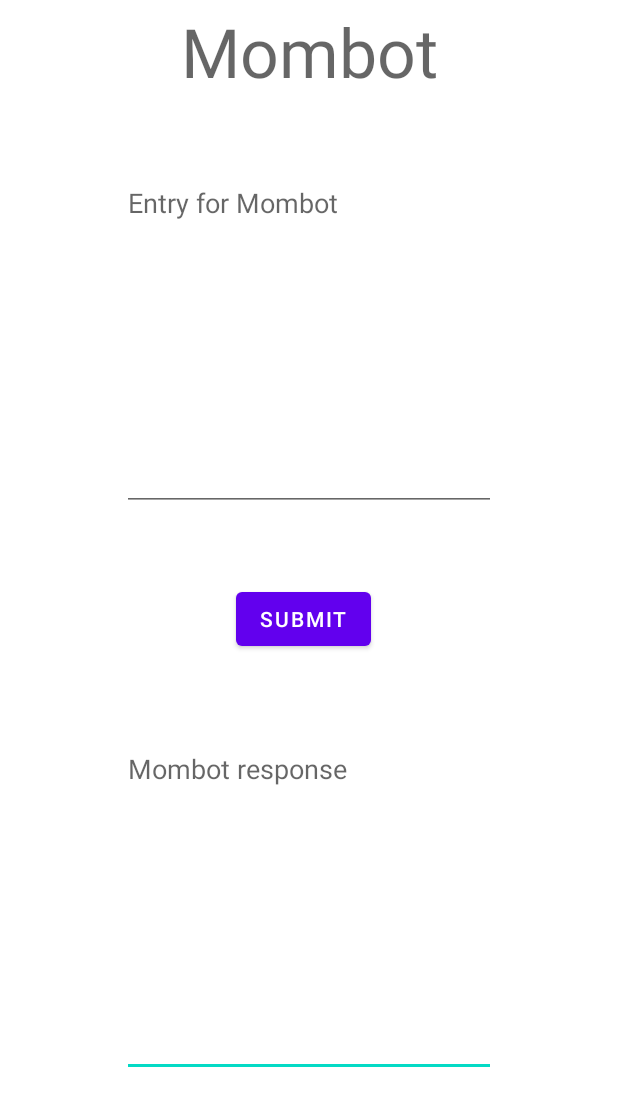
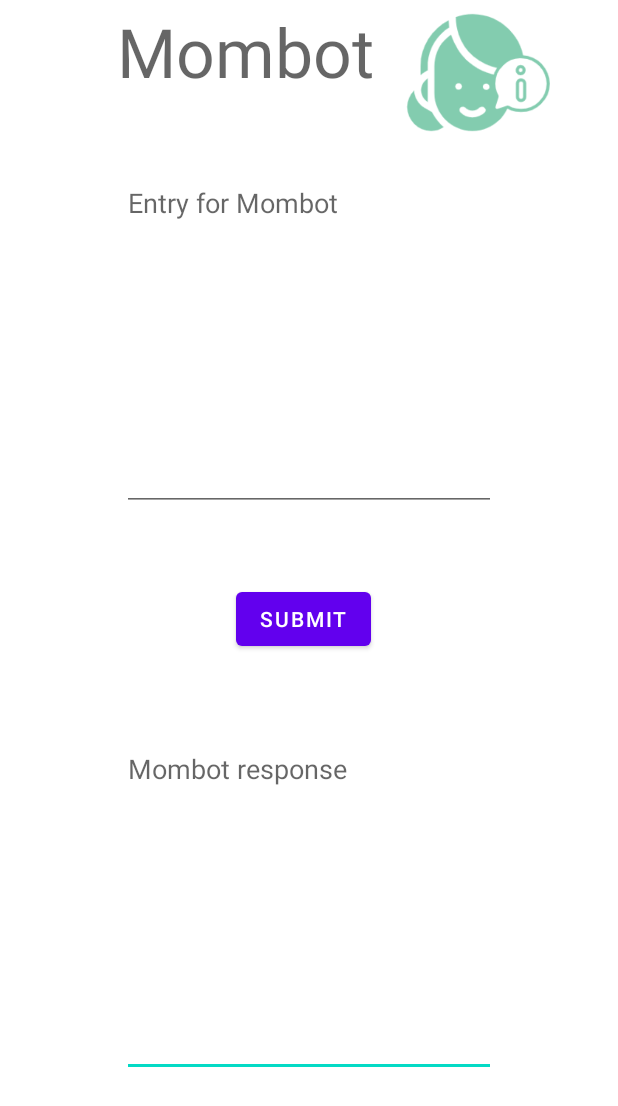
Before and after one commit to redeem4/Care_Corner, an Android app: the MombotActivity screen opened directly, with no data from a screen before it, on a phone screen of 412 x 824 dp. Shown: the top 1106 px of the screen. Run offline under Robolectric (Android 15) with nearby library versions, the phone set to English and light mode, and no system bars.

Commit message:
Final touches, journal editor - added multiline so it continues on next line rather than horizontal scroll.

```diff
--- a/care-corner-mobile/app/src/main/java/com/carecorner/MombotActivity.java
+++ b/care-corner-mobile/app/src/main/java/com/carecorner/MombotActivity.java
@@ -41,9 +41,9 @@ public class MombotActivity extends AppCompatActivity {
         if(entry.isEmpty())
             reply = "It seems nothing was entered.";
         else if(entry.contains(" bar"))
-            reply = "At a bar you should: \\n watch your drink being poured, " +
-                    "\\n not leave your drink unattended, " +
-                    "\\n and be aware of your surroundings. ";
+            reply = "At a bar you should: \n watch your drink being poured, " +
+                    "\n not leave your drink unattended, " +
+                    "\n and be aware of your surroundings. ";
         else if(entry.contains(" house"))
             reply = "At a house you should: \n let a friend know where you are going and who you are seeing " +
                     " \n and keep your phone with you at all times.";
--- a/care-corner-mobile/app/src/main/res/layout/journal_editor_activity.xml
+++ b/care-corner-mobile/app/src/main/res/layout/journal_editor_activity.xml
@@ -47,7 +47,7 @@
         android:layout_marginRight="25dp"
         android:layout_marginBottom="40dp"
         android:hint="Journal Entry"
-        android:inputType="text"
+        android:inputType="textCapSentences|textMultiLine"
         android:password="false"
         android:singleLine="false"
         android:gravity="top|left"
--- a/care-corner-mobile/app/src/main/res/layout/mombot_activity.xml
+++ b/care-corner-mobile/app/src/main/res/layout/mombot_activity.xml
@@ -5,6 +5,22 @@
     android:layout_width="match_parent"
     android:layout_height="match_parent"
     tools:context=".MombotActivity">
+
+    <ImageView
+        android:id="@+id/mombotLogo"
+        android:layout_width="124dp"
+        android:layout_height="86dp"
+        android:layout_marginTop="4dp"
+        android:layout_marginEnd="26dp"
+        android:layout_marginRight="26dp"
+        android:layout_marginBottom="18dp"
+        android:background="#FFFFFF"
+        android:contentDescription="@string/mombot"
+        app:layout_constraintBottom_toTopOf="@+id/MombotEntryBox"
+        app:layout_constraintEnd_toEndOf="parent"
+        app:layout_constraintStart_toEndOf="@+id/Mombot"
+        app:layout_constraintTop_toTopOf="parent"
+        app:srcCompat="@drawable/mom_bot_icon" />
 
     <EditText
         android:id="@+id/mombotResponseBox"
@@ -72,6 +88,7 @@
         android:text="@string/mombot"
         android:textAppearance="@style/TextAppearance.AppCompat.Display2"
         app:layout_constraintEnd_toEndOf="parent"
+        app:layout_constraintHorizontal_bias="0.324"
         app:layout_constraintStart_toStartOf="parent"
         app:layout_constraintTop_toTopOf="parent" />
 </androidx.constraintlayout.widget.ConstraintLayout>
```
